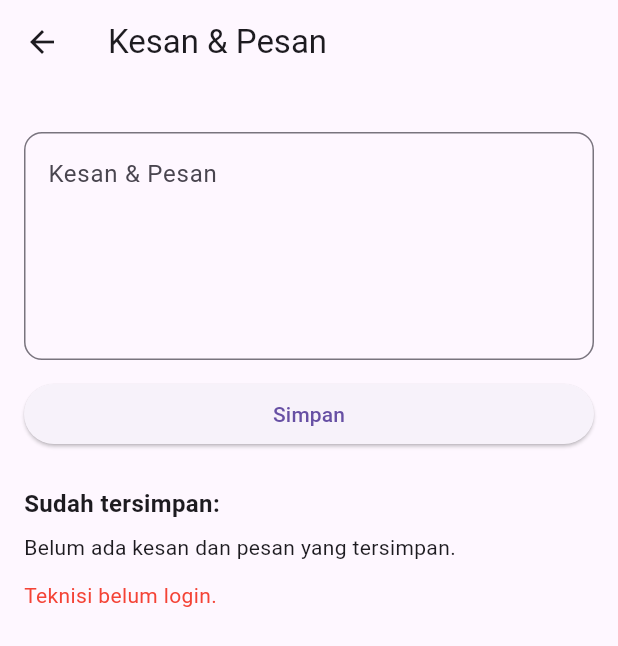
After one commit to DeAnzio/Workshop-Documentation-App, a Flutter app: the KesanPesanPage screen opened by its route, on a phone screen of 412 x 824 dp. The commit adds this screen. Shown: the top 646 px of the screen. Run offline on Flutter 3.47's test engine with Material 3 defaults, Android fonts, the phone set to English and light mode, and no system bars; our stand-ins replace flutter_dotenv, flutter_map, geocoding, geolocator, image_picker, latlong2 and 3 more; accounts and stored records are empty.

Commit message:
Fitur LLM Gemini dan Kesan Pesan Fix

```diff
--- /dev/null
+++ b/devtools_options.yaml
@@ -0,0 +1,3 @@
+description: This file stores settings for Dart & Flutter DevTools.
+documentation: https://docs.flutter.dev/tools/devtools/extensions#configure-extension-enablement-states
+extensions:
--- a/lib/main.dart
+++ b/lib/main.dart
@@ -7,6 +7,8 @@ import 'package:anzioworkshopapp/screens/main/profile_page.dart';
 import 'package:anzioworkshopapp/screens/main/session_verification_page.dart';
 import 'package:anzioworkshopapp/screens/main/listtiket_page.dart';
 import 'package:anzioworkshopapp/screens/main/sps_page.dart';
+import 'package:anzioworkshopapp/screens/main/kesanpesan_page.dart';
+import 'package:anzioworkshopapp/screens/operation/askme_page.dart';
 import 'package:anzioworkshopapp/screens/utils/biometric_help.dart';
 import 'package:anzioworkshopapp/services/backend_service.dart';
 import 'package:flutter_dotenv/flutter_dotenv.dart';
@@ -14,15 +16,23 @@ import 'package:flutter_dotenv/flutter_dotenv.dart';
 String? _initError;
 
 Future<bool> _isSecurityEnabledForCurrentUser() async {
-  final technicianId = await BackendService.getTechnicianIdWithoutSessionCheck();
+  final technicianId =
+      await BackendService.getTechnicianIdWithoutSessionCheck();
   if (technicianId == null) return false;
 
   final pinSet = await BiometricHelper.isPINSet(technicianId);
-  final fingerprintEnabled = await BiometricHelper.isFingerPrintEnabled(technicianId);
+  final fingerprintEnabled = await BiometricHelper.isFingerPrintEnabled(
+    technicianId,
+  );
   final faceIdEnabled = await BiometricHelper.isFaceIdEnabled(technicianId);
-  final genericBiometricEnabled = await BiometricHelper.isBiometricEnabled(technicianId);
+  final genericBiometricEnabled = await BiometricHelper.isBiometricEnabled(
+    technicianId,
+  );
 
-  return pinSet || fingerprintEnabled || faceIdEnabled || genericBiometricEnabled;
+  return pinSet ||
+      fingerprintEnabled ||
+      faceIdEnabled ||
+      genericBiometricEnabled;
 }
 
 void main() async {
@@ -81,15 +91,23 @@ class _MyAppState extends State<MyApp> with WidgetsBindingObserver {
   }
 
   Future<bool> _isSecurityEnabled() async {
-    final technicianId = await BackendService.getTechnicianIdWithoutSessionCheck();
+    final technicianId =
+        await BackendService.getTechnicianIdWithoutSessionCheck();
     if (technicianId == null) return false;
 
     final pinSet = await BiometricHelper.isPINSet(technicianId);
-    final fingerprintEnabled = await BiometricHelper.isFingerPrintEnabled(technicianId);
+    final fingerprintEnabled = await BiometricHelper.isFingerPrintEnabled(
+      technicianId,
+    );
     final faceIdEnabled = await BiometricHelper.isFaceIdEnabled(technicianId);
-    final genericBiometricEnabled = await BiometricHelper.isBiometricEnabled(technicianId);
+    final genericBiometricEnabled = await BiometricHelper.isBiometricEnabled(
+      technicianId,
+    );
 
-    return pinSet || fingerprintEnabled || faceIdEnabled || genericBiometricEnabled;
+    return pinSet ||
+        fingerprintEnabled ||
+        faceIdEnabled ||
+        genericBiometricEnabled;
   }
 
   @override
@@ -109,6 +127,8 @@ class _MyAppState extends State<MyApp> with WidgetsBindingObserver {
         '/verify': (context) => const SessionVerificationPage(),
         '/list-tiket': (context) => const ListTiketPage(),
         '/sps-locator': (context) => const SpsPage(),
+        '/askme': (context) => const AskMe(),
+        '/kesan-pesan': (context) => const KesanPesanPage(),
       },
     );
   }
--- a/lib/screens/main/history_page.dart
+++ b/lib/screens/main/history_page.dart
@@ -79,7 +79,7 @@ class _HistoryPageState extends State<HistoryPage> {
               child: ListView.separated(
                 padding: const EdgeInsets.all(16),
                 itemCount: _history.length,
-                separatorBuilder: (_, __) => const SizedBox(height: 12),
+                separatorBuilder: (_, _) => const SizedBox(height: 12),
                 itemBuilder: (context, index) {
                   final item = _history[index];
                   final customerData = item['customers'];
--- /dev/null
+++ b/lib/screens/main/kesanpesan_page.dart
@@ -0,0 +1,159 @@
+import 'package:flutter/material.dart';
+import 'package:anzioworkshopapp/services/backend_service.dart';
+
+class KesanPesanPage extends StatefulWidget {
+  const KesanPesanPage({super.key});
+
+  @override
+  State<KesanPesanPage> createState() => _KesanPesanPageState();
+}
+
+class _KesanPesanPageState extends State<KesanPesanPage> {
+  final TextEditingController _controller = TextEditingController();
+  bool _isLoading = true;
+  String _savedFeedback = '';
+  String? _error;
+
+  @override
+  void initState() {
+    super.initState();
+    _loadFeedback();
+  }
+
+  @override
+  void dispose() {
+    _controller.dispose();
+    super.dispose();
+  }
+
+  Future<void> _loadFeedback() async {
+    final technicianId = await BackendService.getCurrentTechnicianId();
+    if (technicianId == null) {
+      setState(() {
+        _error = 'Teknisi belum login.';
+        _isLoading = false;
+      });
+      return;
+    }
+
+    final data = await BackendService.fetchTechnicianById(technicianId);
+    setState(() {
+      _savedFeedback = data?['kesanpesan']?.toString() ?? '';
+      _controller.text = _savedFeedback;
+      _isLoading = false;
+    });
+  }
+
+  Future<void> _saveFeedback() async {
+    final technicianId = await BackendService.getCurrentTechnicianId();
+    if (technicianId == null) {
+      if (!mounted) return;
+      ScaffoldMessenger.of(
+        context,
+      ).showSnackBar(const SnackBar(content: Text('Teknisi belum login.')));
+      return;
+    }
+
+    final feedback = _controller.text.trim();
+    if (feedback.isEmpty) {
+      if (!mounted) return;
+      ScaffoldMessenger.of(context).showSnackBar(
+        const SnackBar(
+          content: Text('Isi kolom kesan dan pesan terlebih dahulu.'),
+        ),
+      );
+      return;
+    }
+
+    setState(() {
+      _isLoading = true;
+    });
+
+    final saved = await BackendService.saveTechnicianFeedback(
+      technicianId,
+      feedback,
+    );
+
+    if (!mounted) return;
+
+    setState(() {
+      _isLoading = false;
+      if (saved) {
+        _savedFeedback = feedback;
+        _error = null;
+      } else {
+        _error = 'Gagal menyimpan kesan dan pesan. Coba lagi.';
+      }
+    });
+
+    ScaffoldMessenger.of(context).showSnackBar(
+      SnackBar(
+        content: Text(
+          saved
+              ? 'Kesan dan pesan berhasil disimpan.'
+              : 'Gagal menyimpan kesan dan pesan.',
+        ),
+      ),
+    );
+  }
+
+  @override
+  Widget build(BuildContext context) {
+    return Scaffold(
+      appBar: AppBar(title: const Text('Kesan & Pesan')),
+      body: Padding(
+        padding: const EdgeInsets.all(16.0),
+        child: _isLoading
+            ? const Center(child: CircularProgressIndicator())
+            : Column(
+                crossAxisAlignment: CrossAxisAlignment.stretch,
+                children: [
+
+                  const SizedBox(height: 16),
+                  TextField(
+                    controller: _controller,
+                    maxLines: 5,
+                    decoration: InputDecoration(
+                      labelText: 'Kesan & Pesan',
+                      alignLabelWithHint: true,
+                      border: OutlineInputBorder(
+                        borderRadius: BorderRadius.circular(12),
+                      ),
+                    ),
+                  ),
+                  const SizedBox(height: 12),
+                  ElevatedButton(
+                    onPressed: _saveFeedback,
+                    child: const Text('Simpan'),
+                  ),
+                  const SizedBox(height: 24),
+                  const Text(
+                    'Sudah tersimpan:',
+                    style: TextStyle(fontSize: 16, fontWeight: FontWeight.bold),
+                  ),
+                  const SizedBox(height: 8),
+                  _savedFeedback.isEmpty
+                      ? const Text('Belum ada kesan dan pesan yang tersimpan.')
+                      : Container(
+                          width: double.infinity,
+                          padding: const EdgeInsets.all(14),
+                          decoration: BoxDecoration(
+                            color: Colors.grey.shade100,
+                            borderRadius: BorderRadius.circular(12),
+                            border: Border.all(color: Colors.grey.shade300),
+                          ),
+                          child: Text(
+                            _savedFeedback,
+                            style: const TextStyle(fontSize: 15),
+                          ),
+                        ),
+                  if (_error != null) ...[
+                    const SizedBox(height: 12),
+                    Text(_error!, style: const TextStyle(color: Colors.red)),
+                  ],
+                ],
+              ),
+      ),
+    );
+  }
+}
--- a/lib/screens/main/listtiket_page.dart
+++ b/lib/screens/main/listtiket_page.dart
@@ -129,7 +129,7 @@ class _ListTiketPageState extends State<ListTiketPage> {
               child: ListView.separated(
                 padding: const EdgeInsets.all(16),
                 itemCount: _tiketList.length,
-                separatorBuilder: (_, __) => const SizedBox(height: 12),
+                separatorBuilder: (_, _) => const SizedBox(height: 12),
                 itemBuilder: (context, index) {
                   final item = _tiketList[index];
                   final customerData = item['customers'];
--- a/lib/screens/operation/inputtiket_page.dart
+++ b/lib/screens/operation/inputtiket_page.dart
@@ -30,7 +30,7 @@ class InputDataPelanggan extends StatefulWidget {
 class _InputDataPelangganState extends State<InputDataPelanggan> {
   final _formKey = GlobalKey<FormState>();
   final ImagePicker _picker = ImagePicker();
-  List<XFile> _selectedImages = [];
+  final List<XFile> _selectedImages = [];
 
   // Controllers untuk text field
   final TextEditingController _namaController = TextEditingController();
@@ -379,7 +379,7 @@ class _InputDataPelangganState extends State<InputDataPelanggan> {
               TextFormField(
                 controller: _estimasiBiayaController,
                 decoration: InputDecoration(
-                  labelText: 'Estimasi Biaya (${_selectedCurrency})',
+                  labelText: 'Estimasi Biaya ($_selectedCurrency)',
                   border: const OutlineInputBorder(),
                   prefixIcon: const Icon(Icons.payments),
                   prefixText: CurrencyService.getCurrencySymbol(
@@ -394,7 +394,7 @@ class _InputDataPelangganState extends State<InputDataPelanggan> {
               TextFormField(
                 controller: _nominalDpController,
                 decoration: InputDecoration(
-                  labelText: 'Nominal DP (${_selectedCurrency})',
+                  labelText: 'Nominal DP ($_selectedCurrency)',
                   border: const OutlineInputBorder(),
                   prefixIcon: const Icon(Icons.monetization_on),
                   prefixText: CurrencyService.getCurrencySymbol(
--- a/pubspec.yaml
+++ b/pubspec.yaml
@@ -48,6 +48,9 @@ dependencies:
   path: ^1.8.4
   path_provider: ^2.0.15
   sqflite: ^2.2.9
+  google_generative_ai: ^0.4.7
+  flutter_ai_toolkit: ^1.0.0
+  flutter_gemini: ^3.0.0
 
 dev_dependencies:
   flutter_test:
```
Also changed, not shown: lib/screens/main/menu_page.dart (+17 -15 lines), lib/screens/operation/askme_page.dart (added, +180 -0 lines), lib/screens/operation/edittiket_page.dart (+6 -6 lines), lib/services/backend_service.dart (+51 -7 lines), pubspec.lock, 10 other files.
